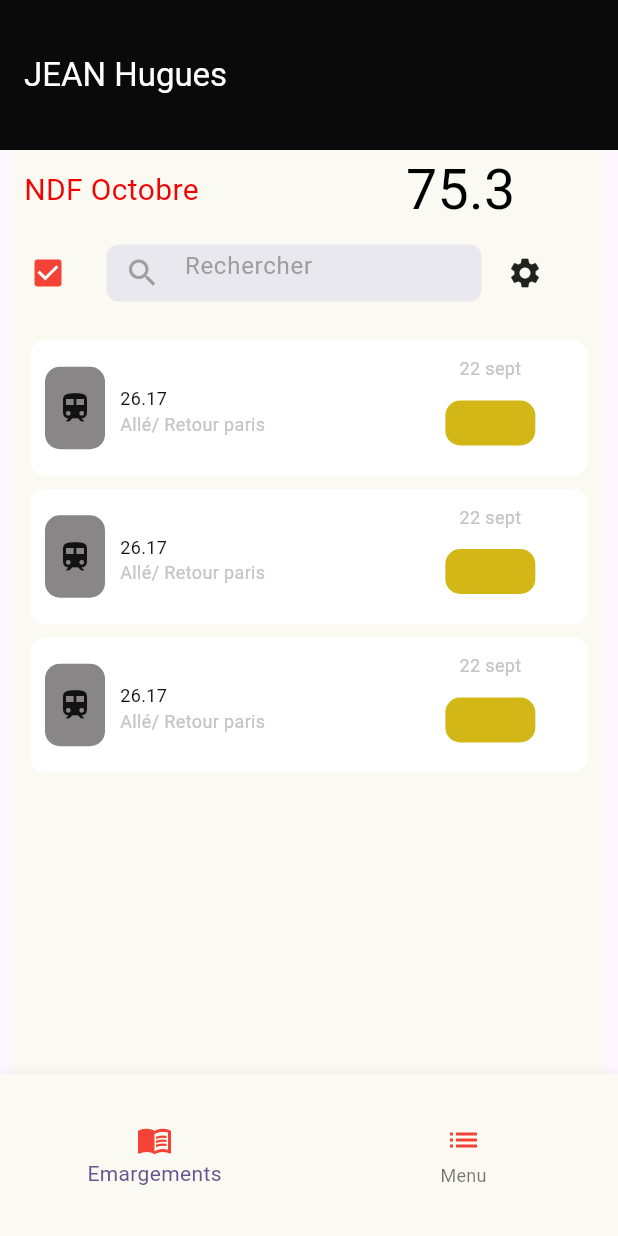
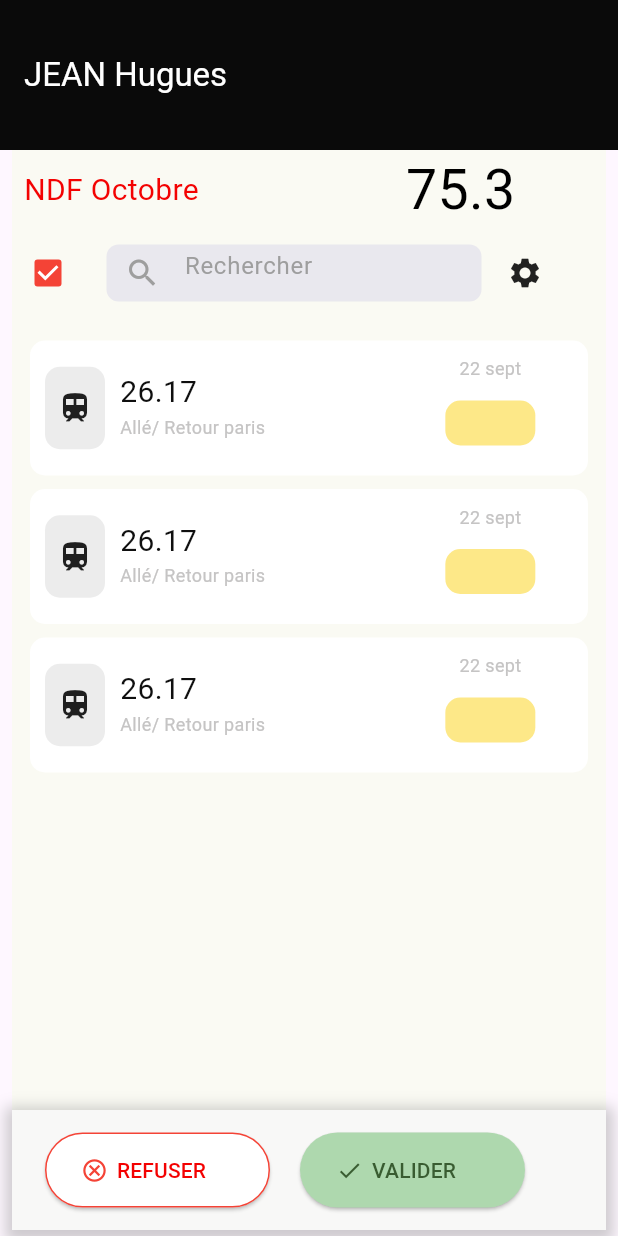
Before and after one commit to huguesJEAN18/Depot_Exercice2, a Flutter app: the screen it shows after launch, on a phone screen of 412 x 824 dp. Run offline on Flutter 3.47's test engine with Material 2 defaults, Android fonts, the light colour scheme and no system bars; our stand-ins replace flutter_slidable; Roboto replaces fonts that are missing (Montserrat).

Commit message:
premier commi

```diff
--- a/lib/user/user_view.dart
+++ b/lib/user/user_view.dart
@@ -51,27 +51,80 @@ class User extends StatelessWidget {
             ),
           ),
         ),
-      bottomNavigationBar: SizedBox(
-          height: 108,
-          child: BottomNavigationBar(
-            backgroundColor: const Color.fromARGB(255, 250, 250, 243),
-            onTap: null,
-            items: const [
-              BottomNavigationBarItem(
-                  icon: Icon(
-                    Icons.menu_book_outlined,
+        bottomNavigationBar: Container(
+          margin: const EdgeInsets.only(left: 8, right: 8, bottom: 4),
+          padding: const EdgeInsets.all(10),
+          height: 80,
+          width: 60,
+          decoration: BoxDecoration(
+              borderRadius: BorderRadius.circular(0),
+              color: const Color.fromARGB(255, 248, 248, 247),
+              boxShadow: [
+                BoxShadow(
+                  color: Colors.grey.withOpacity(0.5),
+                  spreadRadius: 5,
+                  blurRadius: 7,
+                  offset: const Offset(0, 3),
+                )
+              ] // changes position of shadow ), ],
+              ),
+          child: Row(children: [
+            const Padding(padding: EdgeInsets.only(left: 12)),
+            refuserButoon(),
+            const Padding(padding: EdgeInsets.only(left: 20)),
+            accepterButton()
+          ]),
+        ));
+  }
+}
+
+Container accepterButton() {
+  return Container(
+      child: SizedBox(
+    height: 50,
+    width: 150,
+    child: ElevatedButton(
+        onPressed: () {},
+        style: ElevatedButton.styleFrom(
+            backgroundColor: const Color.fromARGB(255, 174, 216, 174)),
+        child: const Row(
+          children: [
+            Icon(
+              Icons.done,
+              color: Color.fromARGB(255, 57, 92, 49),
+            ),
+            Padding(padding: EdgeInsets.only(left: 6)),
+            Text(
+              'VALIDER',
+              style: TextStyle(color: Color.fromARGB(255, 57, 92, 49)),
+            ),
+          ],
+        )),
+  ));
+}
+
+Container refuserButoon() {
+  return Container(
+      child: SizedBox(
+    height: 50,
+    width: 150,
+    child: ElevatedButton(
+        onPressed: () {},
+        style: ElevatedButton.styleFrom(
+            side: const BorderSide(color: Colors.red),
+            backgroundColor: const Color.fromARGB(255, 255, 255, 255)),
+        child: const Row(
+          children: [
+            Icon(
+              Icons.cancel_outlined,
               color: Colors.red,
             ),
-                  label: "Emargements"),
-              BottomNavigationBarItem(
-                  //backgroundColor: Colors.red,
-                  icon: Icon(
-                    Icons.list,
-                    color: Colors.red,
+            Padding(padding: EdgeInsets.only(left: 6)),
+            Text(
+              'REFUSER',
+              style: TextStyle(color: Color.fromARGB(255, 243, 1, 1)),
             ),
-                  label: "Menu")
           ],
         )),
-    );
+  ));
 }
-}
--- a/lib/user/widget/user_header.dart
+++ b/lib/user/widget/user_header.dart
@@ -55,19 +55,3 @@ Text dateText(String date) {
     ),
   );
 }
-
-TextField searchBar() {
-  return const TextField(
-      decoration: InputDecoration(
-    fillColor: Color.fromARGB(255, 14, 17, 212),
-  ));
-}
-
-Checkbox checkboxUser() {
-  return Checkbox(
-      value: false,
-      activeColor: Colors.red,
-      onChanged: (newbool) {
-        newbool = false;
-      });
-}
--- a/lib/user/widget/usr_card.dart
+++ b/lib/user/widget/usr_card.dart
@@ -26,7 +26,7 @@ class UserCard extends StatelessWidget {
             Container(
               //width: 70,
               //height: 400,
-              margin: const EdgeInsets.only(top: 30),
+              margin: const EdgeInsets.only(top: 20),
               child: Column(
                   crossAxisAlignment: CrossAxisAlignment.start,
                   mainAxisAlignment: MainAxisAlignment.start,
@@ -35,7 +35,7 @@ class UserCard extends StatelessWidget {
                         textAlign: TextAlign.left,
                         style: const TextStyle(
                           color: Color.fromARGB(255, 15, 15, 15),
-                          fontSize: 12,
+                          fontSize: 20,
                           fontFamily: 'Montserrat',
                         )),
                     Text(description,
@@ -77,7 +77,7 @@ Container iconLabel() {
     width: 40,
     decoration: BoxDecoration(
       borderRadius: BorderRadius.circular(10),
-      color: const Color.fromARGB(255, 136, 134, 134),
+      color: const Color.fromARGB(255, 236, 236, 236),
     ),
     child: const Icon(Icons.train),
   );
@@ -90,14 +90,13 @@ Container submit() {
       width: 60,
       decoration: BoxDecoration(
         borderRadius: BorderRadius.circular(10),
-        color: const Color.fromARGB(255, 211, 183, 22),
+        color: const Color.fromARGB(255, 253, 232, 136),
       ),
       child: const Text(
         "Soumis",
         style: TextStyle(
-          color: Color.fromARGB(255, 252, 248, 3),
+          color: Color.fromARGB(255, 250, 184, 1),
           fontSize: 12,
-          fontFamily: 'Montserrat',
         ),
       ));
 }
```
Lines whose indentation alone changed are shown as unchanged.
